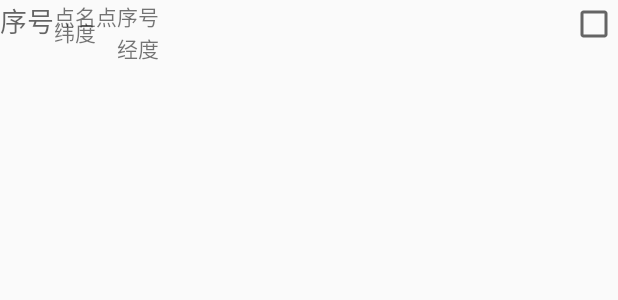
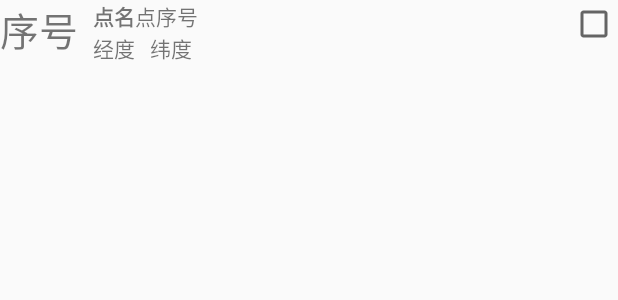
Before and after one commit to RtChan/PositionMarker, an Android app: the layout my_listview.xml on its own in the app's theme, with its tools: preview values and no code run, on a phone screen of 412 x 824 dp. Shown: the top 300 px of the screen. Run offline under Robolectric (Android 15) with nearby library versions, the phone set to English and light mode, and no system bars.

Commit message:
待修复自定义ListView

```diff
--- a/app/src/main/java/com/gzcz/rtchen/positionmarker/Fragments/ProjectFragment.java
+++ b/app/src/main/java/com/gzcz/rtchen/positionmarker/Fragments/ProjectFragment.java
@@ -112,6 +112,9 @@ public class ProjectFragment extends Fragment
                 Fragment fragment = null;
                 Class fragmentClass = null;
 
+                //TODO: 统一序号从0开始
+                MainActivity.dm.setCurrentProject(i+1);
+
                 fragmentClass = PointListFragment.class;
                 try {
                     fragment = (Fragment) fragmentClass.newInstance();
--- a/app/src/main/res/layout/my_listview.xml
+++ b/app/src/main/res/layout/my_listview.xml
@@ -1,58 +1,79 @@
 <?xml version="1.0" encoding="utf-8"?>
-<RelativeLayout xmlns:android="http://schemas.android.com/apk/res/android"
-    android:orientation="vertical"
+<LinearLayout xmlns:android="http://schemas.android.com/apk/res/android"
     android:layout_width="match_parent"
-    android:layout_height="match_parent">
+    android:layout_height="match_parent"
+    android:orientation="horizontal">
+
+    <!-- 序号 -->
+    <LinearLayout
+        android:layout_width="wrap_content"
+        android:layout_height="wrap_content">
 
         <TextView
+            android:id="@+id/mtv_num"
             android:layout_width="wrap_content"
             android:layout_height="wrap_content"
-        android:text="序号"
-        android:id="@+id/mtv_num"
-        android:layout_alignBottom="@+id/mcb"
-        android:layout_alignParentStart="true"
-        android:textAppearance="?android:attr/textAppearanceMedium"
-        android:textAlignment="gravity"
-        android:singleLine="false"
-        android:layout_alignParentTop="true" />
+            android:textSize="26dp"
+            android:text="序号" />
+    </LinearLayout>
+
+    <!-- 竖直排放点名和坐标 -->
+    <LinearLayout
+        android:layout_width="wrap_content"
+        android:layout_height="wrap_content"
+        android:layout_marginLeft="10dp"
+        android:orientation="vertical">
+
+        <!-- 排放点名 -->
+        <LinearLayout
+            android:layout_width="wrap_content"
+            android:layout_height="wrap_content"
+            android:orientation="horizontal">
 
             <TextView
+                android:id="@+id/mtv_dotname"
                 android:layout_width="wrap_content"
                 android:layout_height="wrap_content"
                 android:text="点名"
-        android:id="@+id/mtv_dotname"
-        android:layout_alignParentTop="true"
-        android:layout_toEndOf="@+id/mtv_num" />
+                android:textStyle="bold" />
+            <TextView
+                android:id="@+id/mtv_dotnum"
+                android:layout_width="wrap_content"
+                android:layout_height="wrap_content"
+                android:text="点序号" />
+        </LinearLayout>
+
+        <!-- 排放坐标 -->
+        <LinearLayout
+            android:layout_width="wrap_content"
+            android:layout_height="wrap_content">
 
             <TextView
+                android:id="@+id/mtv_latitude"
                 android:layout_width="wrap_content"
                 android:layout_height="wrap_content"
-        android:text="点序号"
-        android:id="@+id/mtv_dotnum"
-        android:layout_alignParentTop="true"
-        android:layout_toEndOf="@+id/mtv_dotname" />
-
+                android:text="经度" />
             <TextView
+                android:id="@+id/mtv_longitude"
                 android:layout_width="wrap_content"
                 android:layout_height="wrap_content"
-        android:text="经度"
-        android:id="@+id/mtv_latitude"
-        android:layout_below="@+id/mtv_dotnum"
-        android:layout_alignEnd="@+id/mtv_dotnum" />
+                android:layout_marginLeft="10dp"
+                android:text="纬度" />
+        </LinearLayout>
+    </LinearLayout>
 
-    <TextView
+    <!-- 使用LinerLayout将CheckBox放到最右 -->
+    <LinearLayout
+        android:layout_width="match_parent"
+        android:layout_height="match_parent"
+        android:gravity="right">
+
+        <CheckBox
+            android:id="@+id/mcb"
             android:layout_width="wrap_content"
             android:layout_height="wrap_content"
-        android:text="纬度"
-        android:id="@+id/mtv_longitude"
-        android:layout_alignBottom="@+id/mtv_num"
-        android:layout_toEndOf="@+id/mtv_num" />
+            android:checked="false" />
+    </LinearLayout>
 
-    <CheckBox
-        android:layout_width="wrap_content"
-        android:layout_height="wrap_content"
-        android:layout_alignParentRight="true"
-        android:id="@+id/mcb"
-        android:checked="false" />
 
-</RelativeLayout>
+</LinearLayout>
```
Also changed, not shown: app/src/main/java/com/gzcz/rtchen/positionmarker/Fragments/PointListFragment.java (+44 -5 lines), app/src/main/java/com/gzcz/rtchen/positionmarker/ListViewPositionPoint.java (added, +22 -0 lines), app/src/main/java/com/gzcz/rtchen/positionmarker/MyListViewAdapter.java (+10 -40 lines), app/src/main/java/com/gzcz/rtchen/positionmarker/PositionPoint.java (+12 -0 lines), app/src/main/res/layout/pointlist_fragment.xml (+10 -2 lines). Lines whose indentation alone changed are shown as unchanged.
